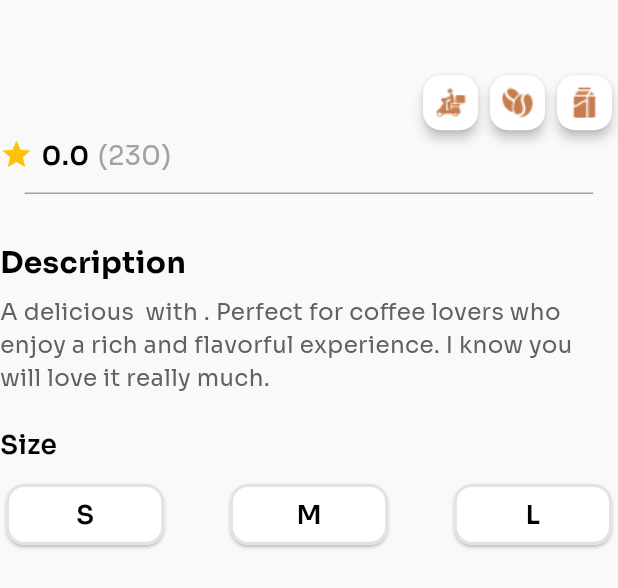
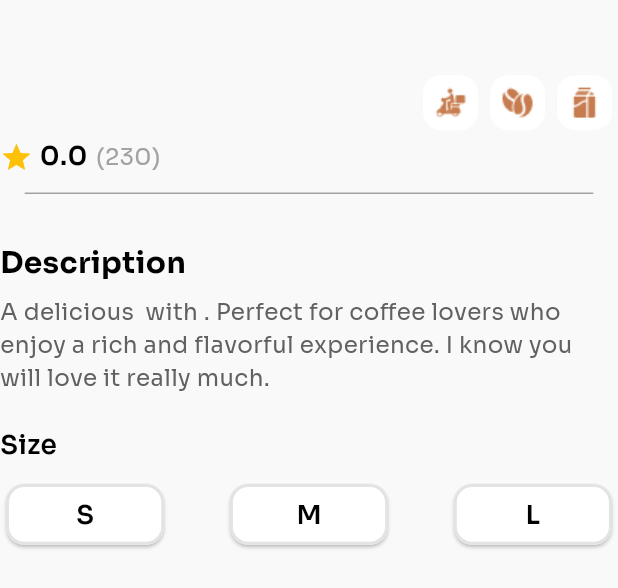
Before and after one commit to ahmdZhran/high_fidelity, a Flutter app: the CoffeeInfoDetailwidget widget shown alone on an empty page, opened directly with empty values, on a phone screen of 412 x 824 dp. Shown: the top 588 px of the screen. Run offline on Flutter 3.47's test engine with Material 3 defaults, Android fonts, the phone set to English and light mode, and no system bars; drawn by our look-alikes of readmore; our stand-ins replace flutter_hooks, flutter_screenutil, flutter_svg.

Commit message:
details screen done

```diff
--- a/lib/core/widgets/custom_card_label_widget.dart
+++ b/lib/core/widgets/custom_card_label_widget.dart
@@ -10,7 +10,7 @@ class CustomCardLabelWidget extends StatelessWidget {
     return SizedBox(
       height: 44.h,
       width: 44.h,
-      child: widget ?? Card(elevation: 3, child: Image.asset(icon!)),
+      child: widget ?? Card(elevation: 0, child: Image.asset(icon!)),
     );
   }
 }
--- a/lib/features/home/presentaion/widgets/coffee_detail_body_widget.dart
+++ b/lib/features/home/presentaion/widgets/coffee_detail_body_widget.dart
@@ -58,6 +58,7 @@ class CoffeDetailBodyWidget extends StatelessWidget {
               rating: rating,
               price: price,
             ),
+            SizedBox(height: 5.h),
             Row(
               mainAxisAlignment: MainAxisAlignment.spaceBetween,
               children: [
@@ -78,6 +79,7 @@ class CoffeDetailBodyWidget extends StatelessWidget {
                     ),
                   ],
                 ),
+
                 CustomButtonWidget(
                   height: 50.h,
                   width: 217.w,
--- a/lib/features/home/presentaion/widgets/coffee_info_detail_widget.dart
+++ b/lib/features/home/presentaion/widgets/coffee_info_detail_widget.dart
@@ -49,20 +49,30 @@ class CoffeeInfoDetailwidget extends StatelessWidget {
           ],
         ),
         Row(
-          spacing: 5.w,
+          crossAxisAlignment: CrossAxisAlignment.end,
           children: [
             Icon(Icons.star, color: Colors.amber, size: 20.sp),
+
+            SizedBox(width: 4.w),
 
             Text(
               rating.toString(),
               style: TextStyle(fontSize: 16.sp, fontWeight: FontWeight.w600),
             ),
-            Text(
-              '(230)',
-              style: TextStyle(fontSize: 16.sp, color: AppColors.greyColor),
+
+            SizedBox(width: 5.w),
+
+            Baseline(
+              baseline: 14.sp,
+              baselineType: TextBaseline.alphabetic,
+              child: Text(
+                '(230)',
+                style: TextStyle(fontSize: 14.sp, color: AppColors.greyColor),
+              ),
             ),
           ],
         ),
+
         SizedBox(height: 5.h),
         Divider(color: AppColors.greyColor, endIndent: 15.w, indent: 15.w),
         SizedBox(height: 24.h),
```
